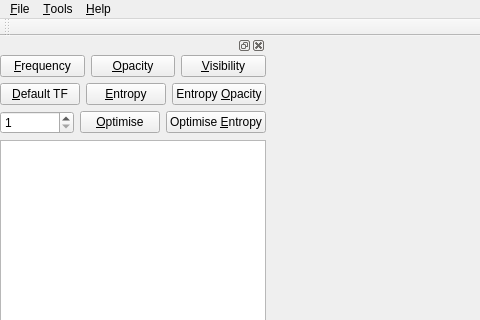
luosz/volume-visualiser, file VolumeRenderer/mainwindow.ui: the form before one commit; both pictures show x 0 to 480 and y 0 to 320 of the 1000 by 700 pixel window.
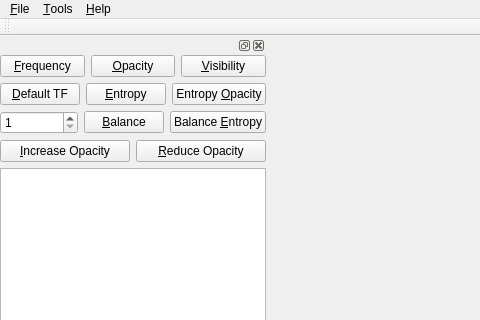
The form after the commit.

Commit message: add: reduce and increase opacoty of transfer function

The edit to the form file:
```diff
--- a/VolumeRenderer/mainwindow.ui
+++ b/VolumeRenderer/mainwindow.ui
@@ -208,14 +208,35 @@
            <item>
             <widget class="QPushButton" name="optimiseButton">
              <property name="text">
-              <string>&amp;Optimise</string>
+              <string>&amp;Balance</string>
              </property>
             </widget>
            </item>
            <item>
             <widget class="QPushButton" name="optimiseEntropyButton">
              <property name="text">
-              <string>Optimise &amp;Entropy</string>
+              <string>Balance &amp;Entropy</string>
+             </property>
+            </widget>
+           </item>
+          </layout>
+         </item>
+         <item>
+          <layout class="QHBoxLayout" name="horizontalLayout_7">
+           <property name="bottomMargin">
+            <number>0</number>
+           </property>
+           <item>
+            <widget class="QPushButton" name="IncreaseOpacityButton">
+             <property name="text">
+              <string>&amp;Increase Opacity</string>
+             </property>
+            </widget>
+           </item>
+           <item>
+            <widget class="QPushButton" name="reduceOpacityButton">
+             <property name="text">
+              <string>&amp;Reduce Opacity</string>
              </property>
             </widget>
            </item>
```
Left out of the diff: 5 changed lines with no effect on the pictures. The commit also changes 6 other files.
